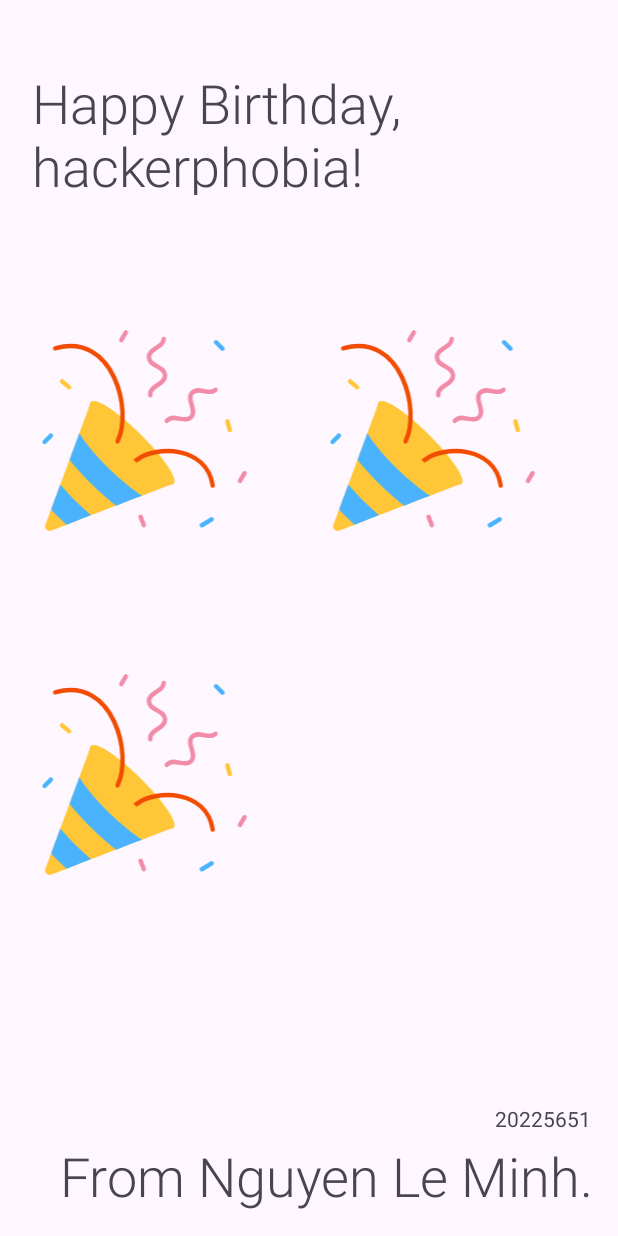
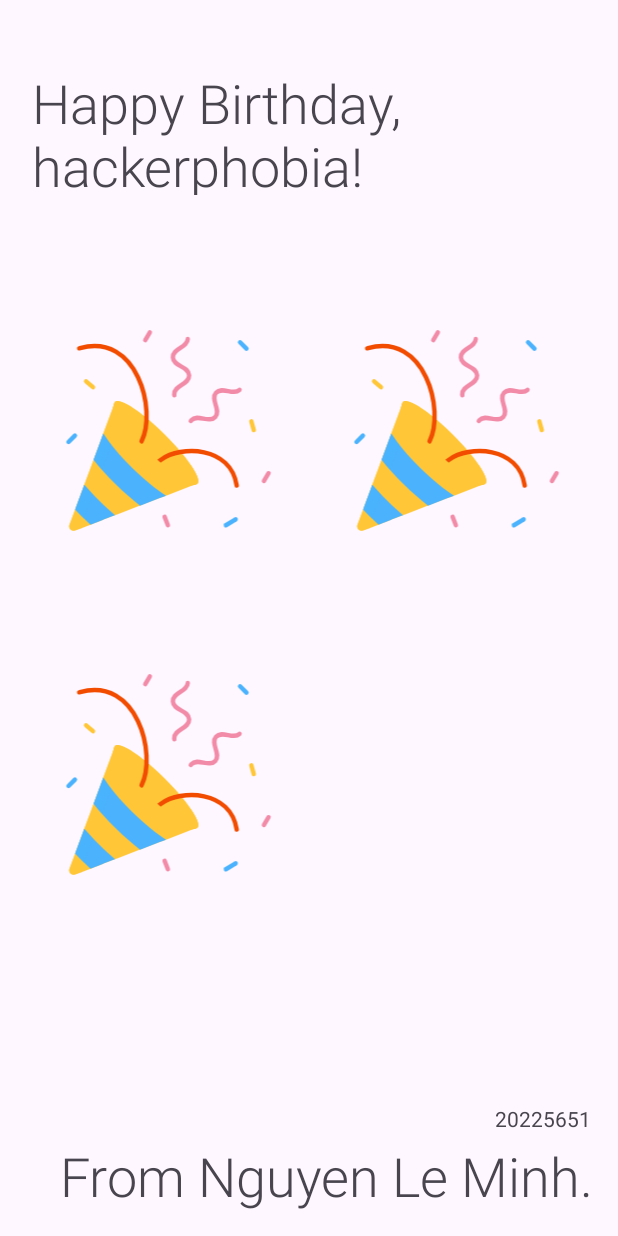
Before and after one commit to g9-9g/happy-bd-app, an Android app: the screen it shows after launch (MainActivity), on a phone screen of 412 x 824 dp. Run offline under Robolectric (Android 15) with nearby library versions, the phone set to English and light mode, and no system bars.

Commit message:
Fix some bug

```diff
--- a/app/src/main/res/layout/activity_main.xml
+++ b/app/src/main/res/layout/activity_main.xml
@@ -12,11 +12,12 @@
         android:id="@+id/imageView"
         android:layout_width="186dp"
         android:layout_height="181dp"
+        android:layout_marginStart="16dp"
         android:layout_marginTop="66dp"
         android:src="@drawable/_103_confetti"
+        app:layout_constraintStart_toStartOf="parent"
         app:layout_constraintTop_toBottomOf="@+id/textView3"
-        app:srcCompat="@drawable/_103_confetti"
-        tools:layout_editor_absoluteX="16dp" />
+        app:srcCompat="@drawable/_103_confetti" />
 
     <ImageView
         android:id="@+id/imageView3"
@@ -33,11 +34,12 @@
         android:id="@+id/imageView4"
         android:layout_width="186dp"
         android:layout_height="181dp"
+        android:layout_marginStart="16dp"
         android:layout_marginTop="48dp"
         android:src="@drawable/_103_confetti"
+        app:layout_constraintStart_toStartOf="parent"
         app:layout_constraintTop_toBottomOf="@+id/imageView"
-        app:srcCompat="@drawable/_103_confetti"
-        tools:layout_editor_absoluteX="16dp" />
+        app:srcCompat="@drawable/_103_confetti" />
 
     <TextView
         android:id="@+id/textView3"
```
